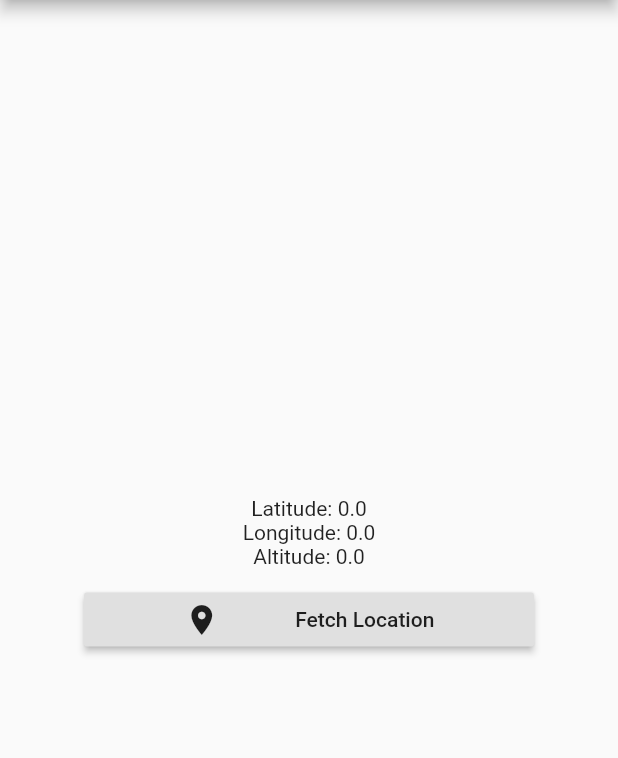
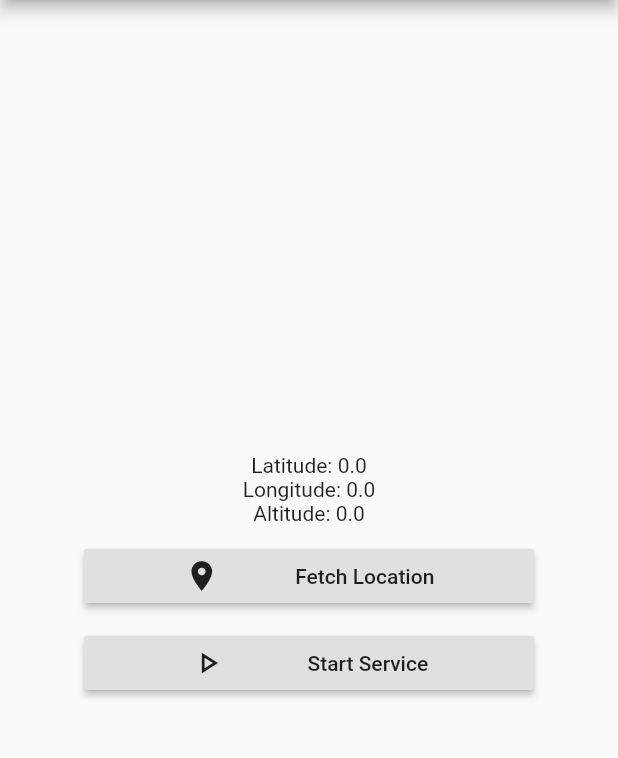
Before and after one commit to ilhamchp/simple_tracker, a Flutter app: the screen it shows after launch, on a phone screen of 412 x 824 dp, the part 84-842 px from its top. Run offline on Flutter 3.47's test engine with Material 2 defaults, Android fonts, the phone set to English and light mode, and no system bars; our stand-ins replace geolocator; network calls fail.

Commit message:
Add post request to save coordinate

```diff
--- /dev/null
+++ b/lib/datasources/api_service.dart
@@ -0,0 +1,27 @@
+import 'dart:convert';
+import 'package:http/http.dart' as http;
+import 'package:simple_tracker/models/coordinate.dart';
+import '../models/coordinate_response.dart';
+
+class APIService{
+  static Future<CoordinateResponse> postSaveCoordinate(Coordinate data) async {
+    Uri url = Uri.parse('https://hookb.in/YV0P8eZkDeCQERGGEbeJ');
+    var body = jsonEncode(data);
+    return http.post(
+      url,
+      body: body,
+    ).then((http.Response response) async {
+      try{
+        print("Response postSaveCoordinate : " + response.body.toString());
+        if (response.statusCode == 200 || response.body != null) {
+          CoordinateResponse _coordinateResponse = CoordinateResponse.fromJson(jsonDecode(response.body));
+          return _coordinateResponse;
+        }
+        return null;
+      }catch(ex){
+        print("Error postSaveCoordinate: " + ex.toString());
+        return null;
+      }
+    });
+  }
+}
--- /dev/null
+++ b/lib/models/coordinate.dart
@@ -0,0 +1,21 @@
+class Coordinate {
+  double latitude;
+  double longitude;
+  double altitude;
+
+  Coordinate({this.latitude, this.longitude, this.altitude});
+
+  Coordinate.fromJson(Map<String, dynamic> json) {
+    latitude = json['latitude'];
+    longitude = json['longitude'];
+    altitude = json['altitude'];
+  }
+
+  Map<String, dynamic> toJson() {
+    final Map<String, dynamic> data = new Map<String, dynamic>();
+    data['latitude'] = this.latitude;
+    data['longitude'] = this.longitude;
+    data['altitude'] = this.altitude;
+    return data;
+  }
+}
--- /dev/null
+++ b/lib/models/coordinate_response.dart
@@ -0,0 +1,18 @@
+class CoordinateResponse {
+  bool success;
+  String message;
+
+  CoordinateResponse({this.success, this.message});
+
+  CoordinateResponse.fromJson(Map<String, dynamic> json) {
+    success = json['success'] ?? false;
+    message = json['message'];
+  }
+
+  Map<String, dynamic> toJson() {
+    final Map<String, dynamic> data = new Map<String, dynamic>();
+    data['success'] = this.success;
+    data['message'] = this.message;
+    return data;
+  }
+}
--- a/lib/widgets/coordinate_widget.dart
+++ b/lib/widgets/coordinate_widget.dart
@@ -1,16 +1,36 @@
+import 'dart:async';
+
 import 'package:flutter/material.dart';
+import 'package:geolocator/geolocator.dart';
 import 'package:provider/provider.dart';
+import 'package:simple_tracker/models/coordinate.dart';
 import 'package:simple_tracker/providers/CoordinateProvider.dart';
+import 'package:simple_tracker/utilities/locator.dart' as MyLocator;
+import '../datasources/api_service.dart';
 
-class CoordinateWidget extends StatelessWidget {
+class CoordinateWidget extends StatefulWidget {
   const CoordinateWidget({
     Key key,
   }) : super(key: key);
 
   @override
+  _CoordinateWidgetState createState() => _CoordinateWidgetState();
+}
+
+class _CoordinateWidgetState extends State<CoordinateWidget> {
+  Timer _timer;
+
+  @override
+  void dispose() {
+    _timer.cancel();
+    super.dispose();
+  }
+
+  @override
   Widget build(BuildContext context) {
     var provider = Provider.of<CoordinateProviders>(context);
     var coordinate = provider.coordinate;
+    saveCoordinate(coordinate);
     return Container(
       width: double.infinity,
       child: Column(
@@ -35,9 +55,46 @@ class CoordinateWidget extends StatelessWidget {
                 ],
               )
             ),
+          ),
+          SizedBox(height: 10,),
+          Container(
+            width: 300,
+            child: RaisedButton(
+              onPressed: (){
+                startTimer();
+              },
+              child: Row(
+                mainAxisAlignment: MainAxisAlignment.spaceEvenly,
+                children: [
+                  Icon(Icons.play_arrow_outlined),
+                  Text("Start Service")
+                ],
+              )
+            ),
           )
         ],
       ),
     );
   }
+
+  void startTimer() async {
+    _timer = Timer.periodic(Duration(seconds: 30), (Timer t) async {
+      var location = await MyLocator.Locator.determinePosition();
+      if (location != null){
+        saveCoordinate(location);
+      }
+    });
+  }
+
+  void saveCoordinate(Position data) {
+    if (data.latitude == null || data.longitude == null) {
+      return;
+    }
+    var coordinate = Coordinate(
+      latitude: data.latitude,
+      longitude: data.longitude,
+      altitude: data.altitude
+    );
+    APIService.postSaveCoordinate(coordinate);
+  }
 }
--- a/pubspec.yaml
+++ b/pubspec.yaml
@@ -26,6 +26,7 @@ dependencies:
 
   provider: ^4.3.3
   geolocator: ^6.2.1
+  http: ^0.12.2
 
   # The following adds the Cupertino Icons font to your application.
   # Use with the CupertinoIcons class for iOS style icons.
```
Also changed, not shown: pubspec.lock.
